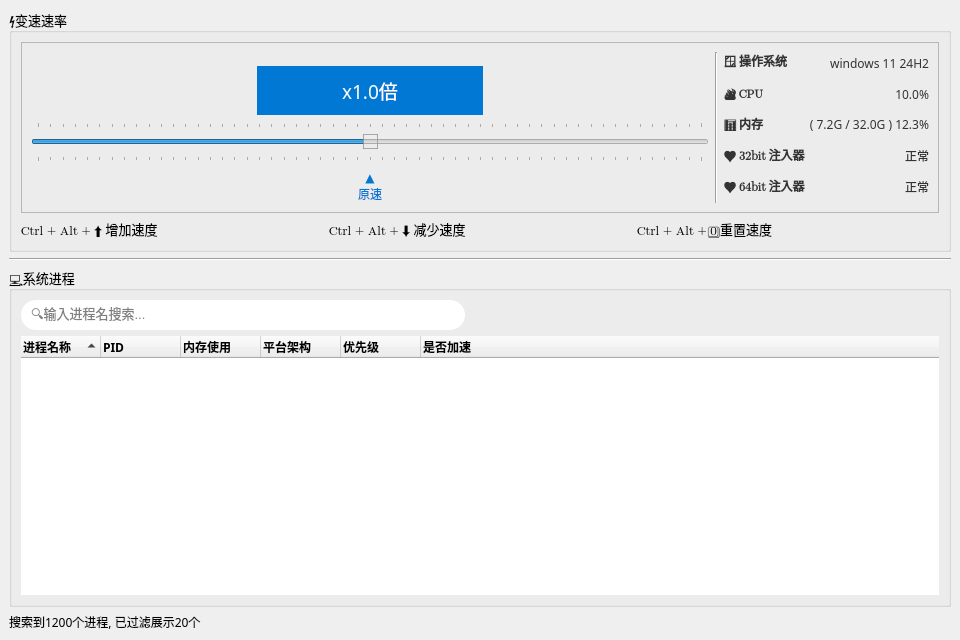
Above: mainwindow.ui from zxlhhyccc/OpenSpeedy before the change. Below: the same form after it.
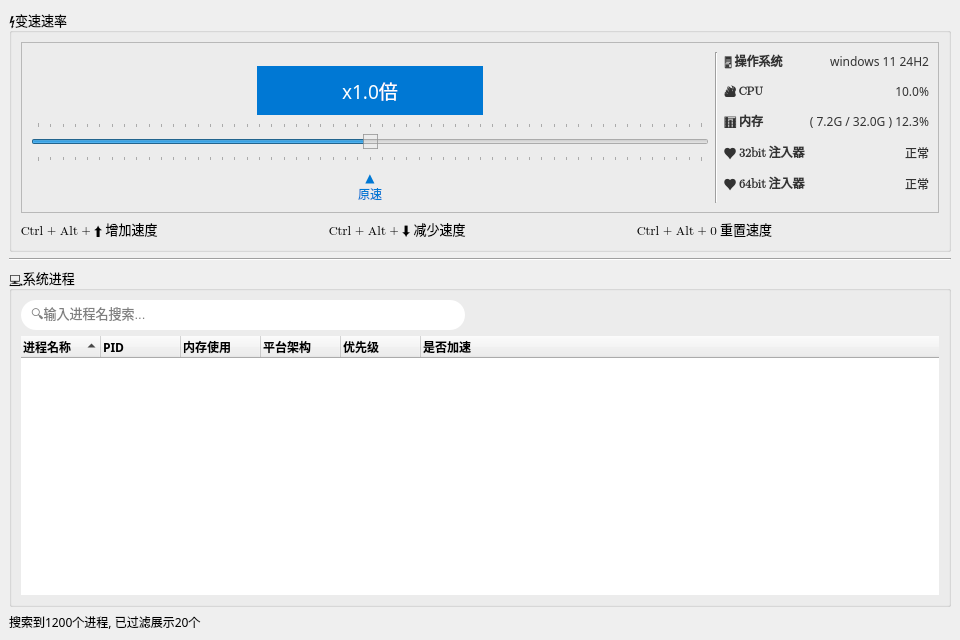
That is the form after the change.

The edit to the form file:
```diff
--- a/mainwindow.ui
+++ b/mainwindow.ui
@@ -118,7 +118,7 @@
                  </font>
                 </property>
                 <property name="text">
-                 <string>🪟 操作系统</string>
+                 <string>🖥️ 操作系统</string>
                 </property>
                </widget>
               </item>
@@ -523,7 +523,7 @@
               </font>
              </property>
              <property name="text">
-              <string>Ctrl + Alt + 0️⃣ 重置速度</string>
+              <string>Ctrl + Alt + 0 重置速度</string>
              </property>
             </widget>
            </item>
```
Left out of the diff: 2 changed lines with no effect on the pictures.
